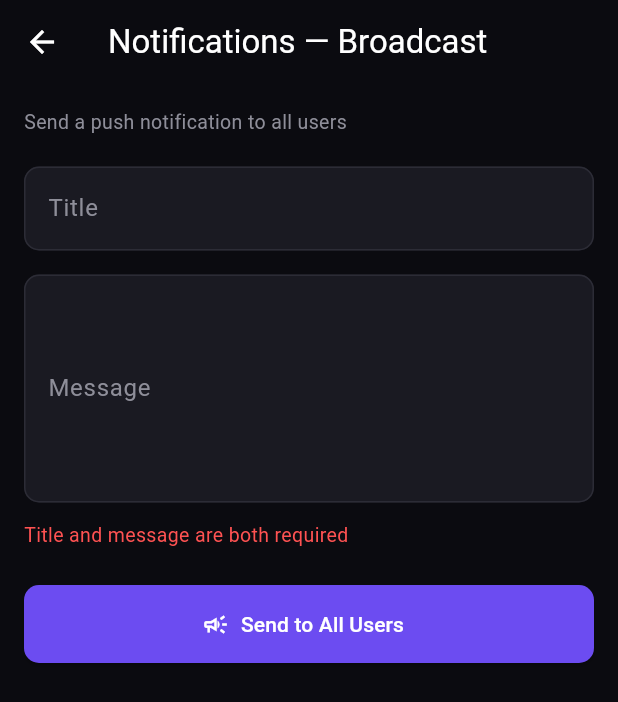
After one commit to shamarcassim1219-cmd/MyGameAdmin, a Flutter app: the BroadcastScreen screen opened directly, after a tap on "Send to All Users", on a phone screen of 412 x 824 dp. The commit adds this screen. Shown: the top 702 px of the screen. Run offline on Flutter 3.47's test engine with Material 3 defaults, Android fonts, the phone set to English and light mode, and no system bars; our stand-ins replace firebase_core, firebase_messaging, image_picker, shared_preferences; accounts and stored records are empty.

Commit message:
v1.0.5 - add Notifications Broadcast screen (push notification to all users)

```diff
--- /dev/null
+++ b/lib/screens/broadcast_screen.dart
@@ -0,0 +1,123 @@
+import 'package:flutter/material.dart';
+import '../main.dart';
+import '../services/api_service.dart';
+
+class BroadcastScreen extends StatefulWidget {
+  const BroadcastScreen({super.key});
+
+  @override
+  State<BroadcastScreen> createState() => _BroadcastScreenState();
+}
+
+class _BroadcastScreenState extends State<BroadcastScreen> {
+  final _titleCtrl = TextEditingController();
+  final _bodyCtrl = TextEditingController();
+  bool _sending = false;
+  String? _resultMessage;
+  String? _error;
+
+  @override
+  void dispose() {
+    _titleCtrl.dispose();
+    _bodyCtrl.dispose();
+    super.dispose();
+  }
+
+  Future<void> _send() async {
+    final title = _titleCtrl.text.trim();
+    final body = _bodyCtrl.text.trim();
+    if (title.isEmpty || body.isEmpty) {
+      setState(() => _error = 'Title and message are both required');
+      return;
+    }
+
+    final confirm = await showDialog<bool>(
+      context: context,
+      builder: (ctx) => AlertDialog(
+        backgroundColor: AppColors.surface,
+        title: const Text('Send to all users?', style: TextStyle(color: Colors.white)),
+        content: Text('"$title" will be sent as a push notification to every user.', style: const TextStyle(color: AppColors.hint)),
+        actions: [
+          TextButton(onPressed: () => Navigator.pop(ctx, false), child: const Text('Cancel')),
+          TextButton(onPressed: () => Navigator.pop(ctx, true), child: const Text('Send')),
+        ],
+      ),
+    );
+    if (confirm != true) return;
+
+    setState(() {
+      _sending = true;
+      _error = null;
+      _resultMessage = null;
+    });
+    try {
+      final msg = await ApiService.sendBroadcast(title, body);
+      setState(() {
+        _resultMessage = msg;
+        _sending = false;
+      });
+      _titleCtrl.clear();
+      _bodyCtrl.clear();
+    } catch (e) {
+      setState(() {
+        _error = e.toString().replaceFirst('Exception: ', '');
+        _sending = false;
+      });
+    }
+  }
+
+  @override
+  Widget build(BuildContext context) {
+    return Scaffold(
+      backgroundColor: AppColors.bg,
+      appBar: AppBar(title: const Text('Notifications — Broadcast')),
+      body: SingleChildScrollView(
+        padding: const EdgeInsets.all(16),
+        child: Column(
+          crossAxisAlignment: CrossAxisAlignment.start,
+          children: [
+            const Text('Send a push notification to all users', style: TextStyle(color: AppColors.hint, fontSize: 13)),
+            const SizedBox(height: 20),
+            TextField(
+              controller: _titleCtrl,
+              style: const TextStyle(color: Colors.white),
+              decoration: const InputDecoration(labelText: 'Title', hintText: 'e.g. New Feature Available'),
+            ),
+            const SizedBox(height: 16),
+            TextField(
+              controller: _bodyCtrl,
+              style: const TextStyle(color: Colors.white),
+              maxLines: 5,
+              decoration: const InputDecoration(labelText: 'Message', hintText: 'Write your announcement here...'),
+            ),
+            if (_error != null) ...[
+              const SizedBox(height: 12),
+              Text(_error!, style: const TextStyle(color: Colors.redAccent, fontSize: 13)),
+            ],
+            if (_resultMessage != null) ...[
+              const SizedBox(height: 12),
+              Container(
+                width: double.infinity,
+                padding: const EdgeInsets.all(12),
+                decoration: BoxDecoration(color: Colors.greenAccent.withOpacity(0.1), borderRadius: BorderRadius.circular(10)),
+                child: Text(_resultMessage!, style: const TextStyle(color: Colors.greenAccent, fontSize: 13)),
+              ),
+            ],
+            const SizedBox(height: 24),
+            SizedBox(
+              width: double.infinity,
+              height: 52,
+              child: ElevatedButton.icon(
+                onPressed: _sending ? null : _send,
+                icon: _sending
+                    ? const SizedBox(height: 18, width: 18, child: CircularProgressIndicator(strokeWidth: 2, color: Colors.black))
+                    : const Icon(Icons.campaign_outlined),
+                label: Text(_sending ? 'Sending...' : 'Send to All Users'),
+              ),
+            ),
+          ],
+        ),
+      ),
+    );
+  }
+}
--- a/lib/screens/dashboard_screen.dart
+++ b/lib/screens/dashboard_screen.dart
@@ -7,6 +7,7 @@ import 'disputes_screen.dart';
 import 'support_requests_screen.dart';
 import 'orders_screen.dart';
 import 'admin_listings_screen.dart';
+import 'broadcast_screen.dart';
 import 'verification_list_screen.dart';
 import '../services/api_service.dart';
 import 'login_screen.dart';
@@ -75,7 +76,7 @@ class _DashboardScreenState extends State<DashboardScreen> {
             _navItem(context, Icons.account_balance_wallet_outlined, 'Wallet', () => Navigator.push(context, MaterialPageRoute(builder: (_) => const WalletRequestsScreen()))),
             _navItem(context, Icons.support_agent_outlined, 'Support', () => Navigator.push(context, MaterialPageRoute(builder: (_) => const SupportRequestsScreen()))),
             _navItem(context, Icons.bar_chart_outlined, 'Reports', () => _comingSoon(context)),
-            _navItem(context, Icons.notifications_outlined, 'Notifications', () => _comingSoon(context)),
+            _navItem(context, Icons.notifications_outlined, 'Notifications', () => Navigator.push(context, MaterialPageRoute(builder: (_) => const BroadcastScreen()))),
             _navItem(context, Icons.campaign_outlined, 'Promotions', () => _comingSoon(context)),
             _navItem(context, Icons.attach_money_outlined, 'Finance', () => _comingSoon(context)),
             _navItem(context, Icons.settings_outlined, 'Settings', () => _comingSoon(context)),
--- a/lib/services/api_service.dart
+++ b/lib/services/api_service.dart
@@ -287,4 +287,15 @@ class ApiService {
     );
     await _handle(res);
   }
+
+  // ---------- BROADCAST ----------
+  static Future<String> sendBroadcast(String title, String body) async {
+    final res = await http.post(
+      Uri.parse('$baseUrl/admin/broadcast'),
+      headers: await _headers(),
+      body: jsonEncode({'title': title, 'body': body}),
+    );
+    final data = await _handle(res);
+    return data['message'] ?? 'Broadcast sent';
+  }
 }
--- a/pubspec.yaml
+++ b/pubspec.yaml
@@ -1,7 +1,7 @@
 name: mygame_admin
 description: MYGame Marketplace Admin Panel
 publish_to: 'none'
-version: 1.0.4+5
+version: 1.0.5+6
 
 environment:
   sdk: '>=3.0.0 <4.0.0'
```
